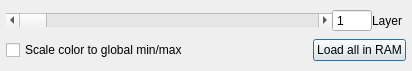
First picture: the form in deps/ui/cube_layer_selector.ui, repository GenericMappingTools/InteractiveGMT, before the edit.
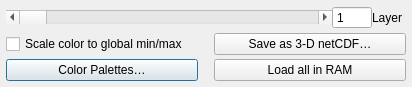
Second picture: the form after the edit.

Patch:
```diff
--- a/deps/ui/cube_layer_selector.ui
+++ b/deps/ui/cube_layer_selector.ui
@@ -100,8 +100,8 @@
     </layout>
    </item>
    <item>
-    <layout class="QHBoxLayout" name="buttonRow">
-     <item>
+    <layout class="QGridLayout" name="buttonRow">
+     <item row="0" column="0">
       <widget class="QCheckBox" name="globalScaleCheck">
        <property name="text">
         <string>Scale color to global min/max</string>
@@ -111,20 +111,43 @@
        </property>
       </widget>
      </item>
-     <item>
+     <item row="0" column="1">
       <spacer name="btnSpacer">
        <property name="orientation">
         <enum>Qt::Orientation::Horizontal</enum>
        </property>
+       <property name="sizeType">
+        <enum>QSizePolicy::Policy::Fixed</enum>
+       </property>
        <property name="sizeHint" stdset="0">
         <size>
-         <width>40</width>
+         <width>12</width>
          <height>20</height>
         </size>
        </property>
       </spacer>
      </item>
-     <item>
+     <item row="1" column="0">
+      <widget class="QPushButton" name="paletteBtn">
+       <property name="toolTip">
+        <string>&lt;html&gt;Open Color Palettes to build a colour scale for this cube.&lt;br&gt;The palette applied there is kept for EVERY layer.&lt;/html&gt;</string>
+       </property>
+       <property name="text">
+        <string>Color Palettes…</string>
+       </property>
+      </widget>
+     </item>
+     <item row="0" column="2">
+      <widget class="QPushButton" name="saveCubeBtn">
+       <property name="toolTip">
+        <string>&lt;html&gt;Write every layer, in order, as one 3-D netCDF cube&lt;br&gt;(only possible when all layers have the same dimensions)&lt;/html&gt;</string>
+       </property>
+       <property name="text">
+        <string>Save as 3-D netCDF…</string>
+       </property>
+      </widget>
+     </item>
+     <item row="1" column="2">
       <widget class="QPushButton" name="loadRamBtn">
        <property name="toolTip">
         <string>&lt;html&gt;Load the whole cube into memory so layer switching is instant&lt;br&gt;(needs enough free RAM)&lt;/html&gt;</string>
```
